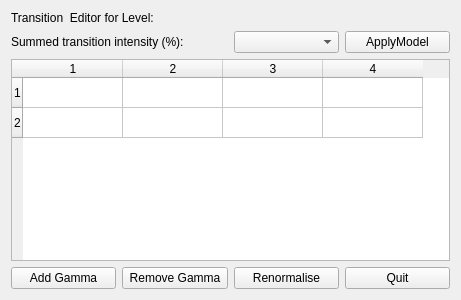
Before: the Qt Designer form development/transitionEditor.ui in Iuve/TASEva, drawn with Qt 5.
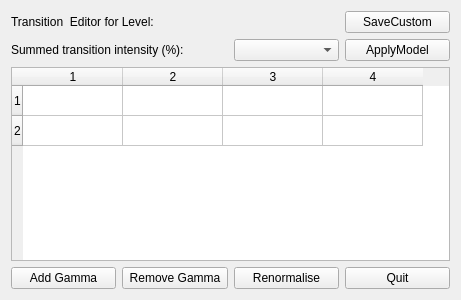
After: the same form once the commit is applied.

The edit to the form file:
```diff
--- a/development/transitionEditor.ui
+++ b/development/transitionEditor.ui
@@ -136,6 +136,13 @@
      </property>
     </widget>
    </item>
+   <item row="1" column="3">
+    <widget class="QPushButton" name="buttonSaveCustom">
+     <property name="text">
+      <string>SaveCustom</string>
+     </property>
+    </widget>
+   </item>
   </layout>
  </widget>
  <resources/>
```
